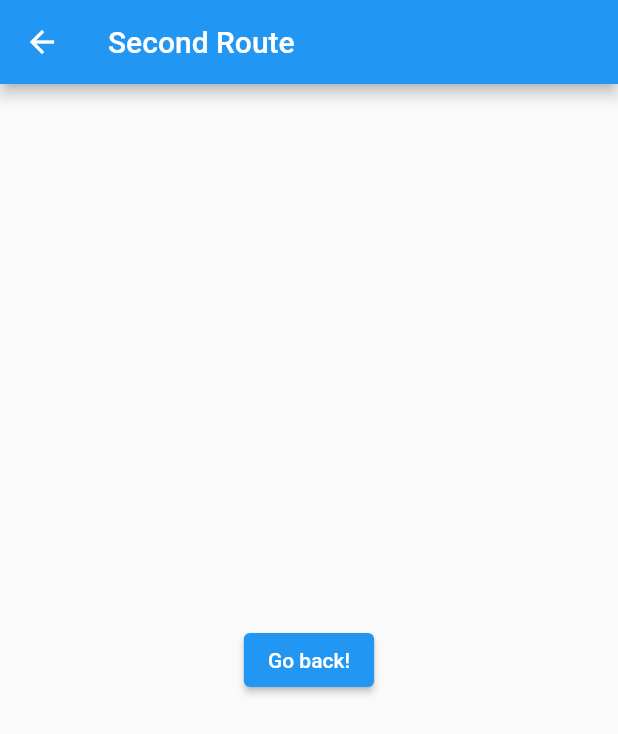
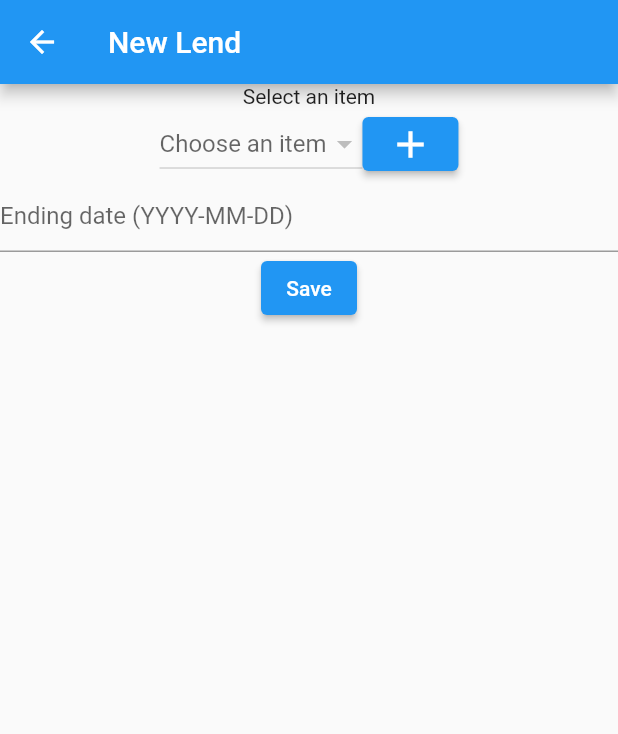
Before and after one commit to Malolpv/lend_buddy, a Flutter app: the NewLend screen opened directly with empty values, on a phone screen of 412 x 824 dp. Shown: the top 734 px of the screen. Run offline on Flutter 3.47's test engine with Material 2 defaults, Android fonts, the phone set to English and light mode, and no system bars; our stand-ins replace isar, sqflite; missing offline and left inert: dart:js_util; accounts and stored records are empty; generated files the repository leaves out were written again; statements that could not run were skipped.

```diff
--- a/lib/collections/item.dart
+++ b/lib/collections/item.dart
@@ -10,10 +10,8 @@ class Item {
   //attributes
   Id id = Isar.autoIncrement;
 
-  final user = IsarLink<User>();
+  IsarLink<User> user = IsarLink<User>();
 
-  final category = IsarLink<Category>();
-  final photo = IsarLink<Photo>();
   String libelle = "";
 
   //Item(this.id, this.user, this.category, this.photo, this.libelle);
--- a/lib/collections/lend.dart
+++ b/lib/collections/lend.dart
@@ -13,8 +13,6 @@ class Lend {
 
   final item = IsarLink<Item>();
   final user = IsarLink<User>();
-  final photo = IsarLink<Photo>();
-  final contact = IsarLink<Contact>();
 
   bool isReturned = false;
   DateTime? startDate, endDate;
--- a/lib/main.dart
+++ b/lib/main.dart
@@ -1,4 +1,5 @@
 import 'package:flutter/material.dart';
+import 'package:isar/isar.dart';
 import 'package:lend_buddy/screens/home_screen.dart';
 import 'package:lend_buddy/services/isar_helper.dart';
 
@@ -13,7 +14,7 @@ class MyApp extends StatelessWidget {
   const MyApp({super.key});
 
   //TODO LA CONNEXION DOIT SET L ID USER
-  final idUser = 1;
+  final idUser = 46322301;
   // This widget is the root of your application.
   @override
   Widget build(BuildContext context) {
--- a/lib/screens/new_lend.dart
+++ b/lib/screens/new_lend.dart
@@ -1,27 +1,130 @@
-import 'package:flutter/cupertino.dart';
 import 'package:flutter/material.dart';
+import 'package:isar/isar.dart';
+import 'package:lend_buddy/collections/item.dart';
+import 'package:lend_buddy/collections/lend.dart';
+import 'package:lend_buddy/collections/user.dart';
 import 'package:lend_buddy/services/isar_helper.dart';
 
-class NewLend extends StatelessWidget {
+class NewLend extends StatefulWidget {
+  @override
+  State<NewLend> createState() => _NewLendState();
+
   final int userId;
   final IsarHelper datasource;
 
-  const NewLend({super.key, required this.userId, required this.datasource});
+  NewLend({super.key, required this.userId, required this.datasource}) {
+    initializeData();
+  }
+
+  List<Item> items = [];
+
+  void initializeData() async {
+    items = await datasource.getAllItems(userId);
+    newLend.user.value = await datasource.getUserById(userId);
+  }
+
+  Lend newLend = Lend();
+}
+
+class _NewLendState extends State<NewLend> {
+  final dialogController = TextEditingController();
+  final dateController = TextEditingController();
+
+  @override
+  void dispose() {
+    // Clean up the controller when the widget is disposed.
+    dialogController.dispose();
+    dateController.dispose();
+    super.dispose();
+  }
+
+  Future openDialog(BuildContext context) async => showDialog(
+      context: context,
+      builder: (context) => AlertDialog(
+            title: const Text("New Item"),
+            content: TextField(
+              autofocus: true,
+              decoration: const InputDecoration(hintText: "Item name"),
+              controller: dialogController,
+            ),
+            actions: [
+              TextButton(
+                  onPressed: (() => Navigator.of(context).pop()),
+                  child: const Text("Cancel")),
+              TextButton(
+                  onPressed: () async {
+                    if (dialogController.text != "") {
+                      User? tmpUser =
+                          await widget.datasource.getUserById(widget.userId);
+                      Item newItem = Item()
+                        ..libelle = dialogController.text
+                        ..user.value = tmpUser;
+                      widget.datasource.saveItem(newItem);
+                      setState(() {
+                        widget.initializeData();
+                      });
+                      Navigator.of(context).pop();
+                    }
+                  },
+                  child: const Text("Submit"))
+            ],
+          ));
 
   @override
   Widget build(BuildContext context) {
     return Scaffold(
       appBar: AppBar(
-        title: const Text('Second Route'),
+        title: const Text('New Lend'),
       ),
-      body: Center(
-        child: ElevatedButton(
+      body: Column(children: [
+        Container(
+          child: Column(
+            children: [
+              const Text("Select an item"),
+              Row(
+                mainAxisAlignment: MainAxisAlignment.center,
+                children: [
+                  DropdownButton(
+                      hint: const Text("Choose an item"),
+                      items: widget.items.map((item) {
+                        return DropdownMenuItem(
+                            value: item,
+                            key: Key(item.id.toString()),
+                            child: Row(children: [Text(item.libelle)]));
+                      }).toList(),
+                      onChanged: (Item? item) {
+                        widget.newLend.item.value = item;
+                      }),
+                  ElevatedButton(
+                      onPressed: () {
+                        openDialog(context);
+                      },
+                      child: const Icon(
+                        Icons.add,
+                        size: 30,
+                      )),
+                ],
+              )
+            ],
+          ),
+        ),
+        TextField(
+          decoration:
+              const InputDecoration(hintText: "Ending date (YYYY-MM-DD)"),
+          controller: dateController,
+        ),
+        ElevatedButton(
           onPressed: () {
+            widget.newLend
+              ..startDate = DateTime.now()
+              ..endDate = DateTime.parse(dateController.text);
+
+            widget.datasource.saveLend(widget.newLend);
             Navigator.pop(context);
           },
-          child: const Text('Go back!'),
+          child: const Text("Save"),
         ),
-      ),
+      ]),
     );
   }
 }
--- a/lib/widgets/lended_items_list.dart
+++ b/lib/widgets/lended_items_list.dart
@@ -6,7 +6,7 @@ class LendedItemsList extends StatelessWidget {
   // final items = List<String>.generate(20, (i) => 'Item ${i + 1}');
   final IsarHelper dataSource;
   final int userId;
-  late List<Lend> itemsLended;
+  List<Lend> itemsLended = [];
   LendedItemsList({super.key, required this.dataSource, required this.userId}) {
     initializeData();
   }
```
Also changed, not shown: lib/screens/home_screen.dart (+8 -1 lines), lib/collections/item.g.dart, lib/collections/lend.g.dart.
